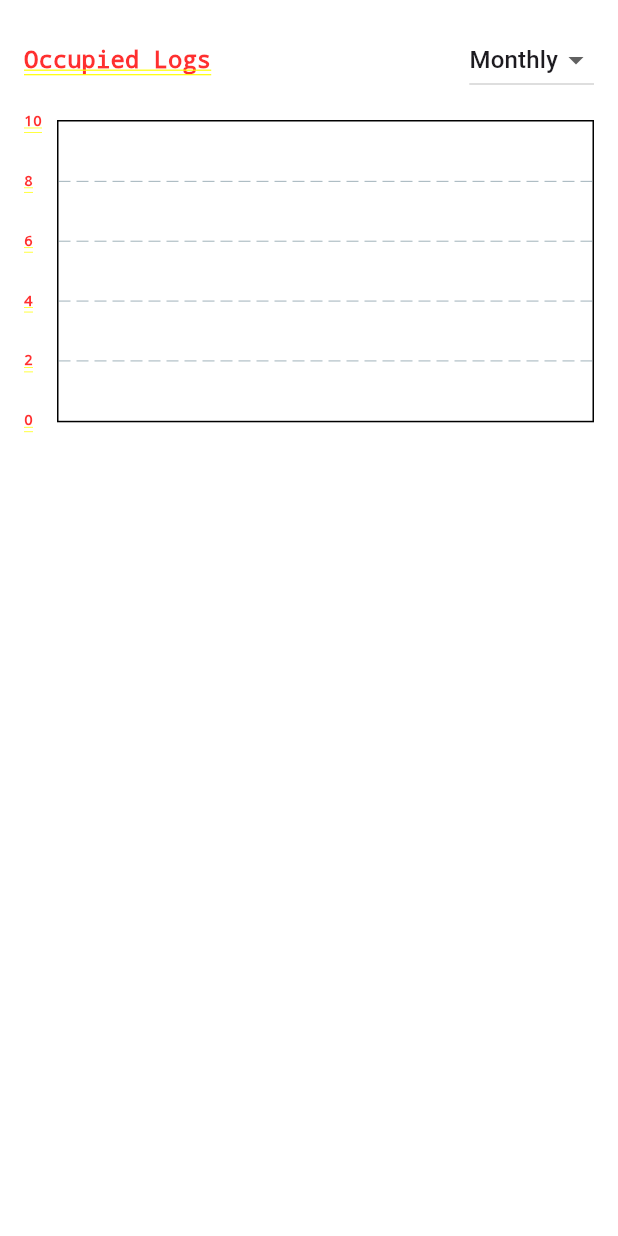
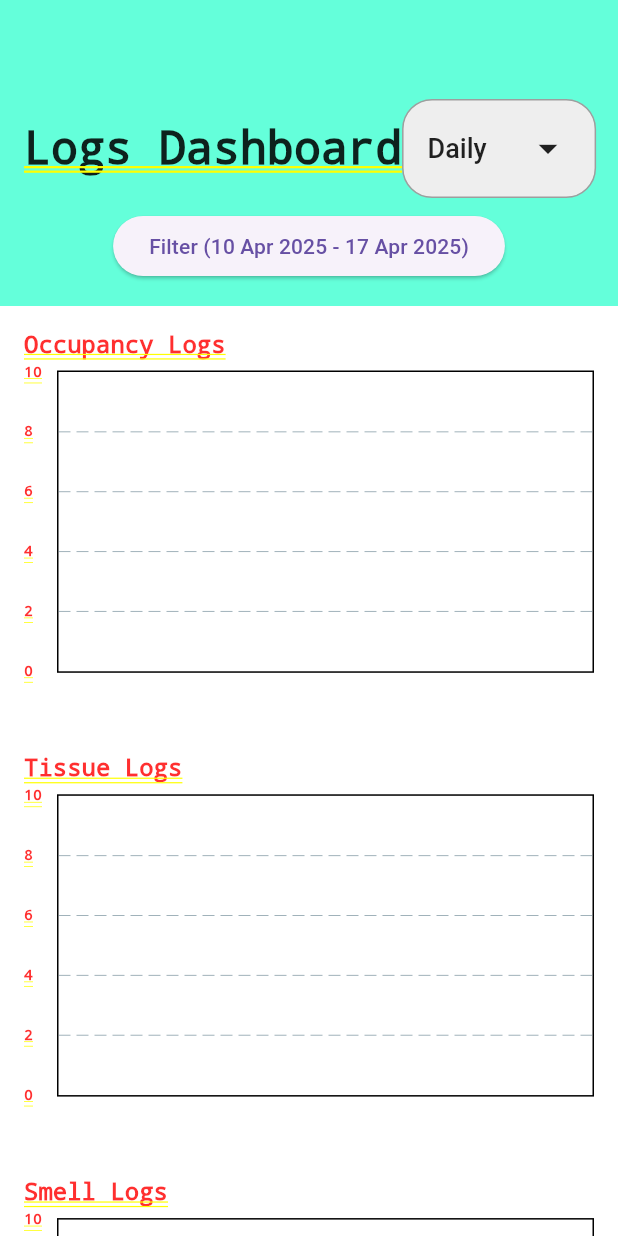
Before and after one commit to johanmaxwell/janitor_app, a Flutter app: the ChartPage screen opened by its route, on a phone screen of 412 x 824 dp. Run offline on Flutter 3.47's test engine with Material 3 defaults, Android fonts, the phone set to English and light mode, and no system bars; drawn by our look-alikes of fl_chart; our stand-ins replace cloud_firestore, firebase_auth, firebase_core, firebase_messaging, flutter_local_notifications, font_awesome_flutter and 1 more; accounts and stored records are empty; network calls fail; statements that could not run were skipped.

Commit message:
barchart done

```diff
--- /dev/null
+++ b/lib/pages/chart/bar_chart_widget.dart
@@ -0,0 +1,179 @@
+import 'package:fl_chart/fl_chart.dart';
+import 'package:flutter/material.dart';
+import 'package:intl/intl.dart';
+
+class BarChartWidget extends StatelessWidget {
+  final Map<String, int> data;
+  final Color color;
+  final String mode;
+
+  const BarChartWidget({
+    super.key,
+    required this.data,
+    required this.color,
+    required this.mode,
+  });
+
+  @override
+  Widget build(BuildContext context) {
+    final sortedKeys = data.keys.toList()..sort((a, b) => a.compareTo(b));
+    final values = sortedKeys.map((key) => data[key] ?? 0).toList();
+
+    final maxY =
+        values.isEmpty
+            ? 10
+            : (values.reduce((a, b) => a > b ? a : b) * 1.1).ceil();
+
+    // Determine Y-axis step
+    int step;
+    if (maxY <= 10) {
+      step = 2;
+    } else if (maxY <= 50) {
+      step = 10;
+    } else if (maxY <= 100) {
+      step = 20;
+    } else if (maxY <= 500) {
+      step = 50;
+    } else {
+      step = 100;
+    }
+
+    final int labelInterval = (sortedKeys.length / 6).ceil();
+
+    final barGroups = List.generate(sortedKeys.length, (index) {
+      return BarChartGroupData(
+        x: index,
+        barRods: [
+          BarChartRodData(
+            toY: values[index].toDouble(),
+            color: color,
+            width: 16,
+            borderRadius: BorderRadius.zero,
+          ),
+        ],
+      );
+    });
+
+    return BarChart(
+      BarChartData(
+        maxY: maxY.toDouble(),
+        barGroups: barGroups,
+        titlesData: FlTitlesData(
+          leftTitles: AxisTitles(
+            sideTitles: SideTitles(
+              showTitles: true,
+              interval: step.toDouble(),
+              getTitlesWidget: (value, meta) {
+                if (value % step == 0) {
+                  return Text(
+                    value.toInt().toString(),
+                    style: const TextStyle(fontSize: 10),
+                  );
+                } else {
+                  return const SizedBox.shrink();
+                }
+              },
+            ),
+          ),
+          bottomTitles: AxisTitles(
+            sideTitles: SideTitles(
+              showTitles: true,
+              interval: labelInterval.toDouble(),
+              getTitlesWidget: (value, meta) {
+                final index = value.toInt();
+                if (index >= 0 && index < sortedKeys.length) {
+                  if (index % labelInterval != 0) {
+                    return const SizedBox.shrink();
+                  }
+
+                  final label = sortedKeys[index];
+                  String displayLabel;
+                  try {
+                    switch (mode) {
+                      case 'Daily':
+                        displayLabel = DateFormat(
+                          'MM-dd',
+                        ).format(DateTime.parse(label));
+                        break;
+                      case 'Monthly':
+                        displayLabel = DateFormat(
+                          'MMM',
+                        ).format(DateTime.parse('$label-01'));
+                        break;
+                      case 'Weekly':
+                        displayLabel = 'W${label.split('-W').last}';
+                        break;
+                      case 'Yearly':
+                        displayLabel = label;
+                        break;
+                      default:
+                        displayLabel = label;
+                    }
+                  } catch (e) {
+                    displayLabel = '';
+                  }
+
+                  return Text(
+                    displayLabel,
+                    style: const TextStyle(fontSize: 10),
+                    textAlign: TextAlign.center,
+                  );
+                }
+                return const SizedBox.shrink();
+              },
+            ),
+          ),
+          rightTitles: AxisTitles(sideTitles: SideTitles(showTitles: false)),
+          topTitles: AxisTitles(sideTitles: SideTitles(showTitles: false)),
+        ),
+        gridData: FlGridData(show: true, drawVerticalLine: false),
+        borderData: FlBorderData(show: true),
+        alignment: BarChartAlignment.spaceAround,
+
+        barTouchData: BarTouchData(
+          enabled: true,
+          touchTooltipData: BarTouchTooltipData(
+            tooltipBgColor: Colors.black87,
+            tooltipPadding: const EdgeInsets.all(8),
+            tooltipMargin: 8,
+            getTooltipItem: (group, groupIndex, rod, rodIndex) {
+              final index = group.x;
+              final label = sortedKeys[index];
+              String displayLabel;
+              try {
+                switch (mode) {
+                  case 'Daily':
+                    displayLabel = DateFormat(
+                      'yyyy-MM-dd',
+                    ).format(DateTime.parse(label));
+                    break;
+                  case 'Monthly':
+                    displayLabel = DateFormat(
+                      'MMMM yyyy',
+                    ).format(DateTime.parse('$label-01'));
+                    break;
+                  case 'Weekly':
+                    displayLabel =
+                        'Week ${label.split('-W').last}, ${label.split('-W').first}';
+                    break;
+                  case 'Yearly':
+                    displayLabel = label;
+                    break;
+                  default:
+                    displayLabel = label;
+                }
+              } catch (e) {
+                displayLabel = 'Invalid';
+              }
+
+              return BarTooltipItem(
+                '$displayLabel\nValue: ${rod.toY.toInt()}',
+                const TextStyle(color: Colors.white, fontSize: 12),
+              );
+            },
+          ),
+        ),
+      ),
+    );
+  }
+}
--- a/lib/pages/chart/chart_page.dart
+++ b/lib/pages/chart/chart_page.dart
@@ -1,7 +1,7 @@
 import 'package:flutter/material.dart';
 import 'package:cloud_firestore/cloud_firestore.dart';
-import 'package:fl_chart/fl_chart.dart';
 import 'package:intl/intl.dart';
+import 'package:janitor_app/pages/chart/logs_bar_chart.dart';
 
 class ChartPage extends StatefulWidget {
   const ChartPage({super.key});
@@ -11,13 +11,34 @@ class ChartPage extends StatefulWidget {
 }
 
 class _ChartPageState extends State<ChartPage> {
-  String _selectedMode = 'Monthly';
+  String? _selectedMode;
+  DateTime? _startDate;
+  DateTime? _endDate;
+
+  @override
+  void initState() {
+    super.initState();
+    _selectedMode = 'Daily';
+    _startDate = DateTime.now().subtract(const Duration(days: 7));
+    _endDate = DateTime.now();
+  }
+
   final List<String> modes = ['Daily', 'Weekly', 'Monthly', 'Yearly'];
 
-  Stream<Map<String, int>> getLogsGroupedByMode(String mode) {
+  Stream<Map<String, int>> getLogsGroupedByMode(
+    String mode,
+    String type,
+    String status,
+  ) {
     return FirebaseFirestore.instance
         .collection('logs')
-        .where('status', isEqualTo: 'occupied')
+        .where('type', isEqualTo: type)
+        .where('status', isEqualTo: status)
+        .where(
+          'timestamp',
+          isGreaterThanOrEqualTo: Timestamp.fromDate(_startDate!),
+        )
+        .where('timestamp', isLessThanOrEqualTo: Timestamp.fromDate(_endDate!))
         .snapshots()
         .map((snapshot) {
           final Map<String, int> groupedData = {};
@@ -46,7 +67,6 @@ class _ChartPageState extends State<ChartPage> {
 
             groupedData[key] = (groupedData[key] ?? 0) + 1;
           }
-
           return groupedData;
         });
   }
@@ -57,157 +77,152 @@ class _ChartPageState extends State<ChartPage> {
     return ((daysOffset + firstDayOfYear.weekday) / 7).ceil();
   }
 
+  Future<void> _selectDateRange(BuildContext context) async {
+    final initialStartDate =
+        _startDate ?? DateTime.now().subtract(const Duration(days: 7));
+    final initialEndDate = _endDate ?? DateTime.now();
+
+    final pickedDates = await showDateRangePicker(
+      context: context,
+      firstDate: DateTime(2020),
+      lastDate: DateTime.now(),
+      initialDateRange: DateTimeRange(
+        start: initialStartDate,
+        end: initialEndDate,
+      ),
+    );
+
+    if (pickedDates != null) {
+      setState(() {
+        _startDate = pickedDates.start;
+        _endDate = pickedDates.end;
+      });
+    }
+  }
+
   @override
   Widget build(BuildContext context) {
-    return Padding(
+    return Column(
+      children: [
+        Container(
           padding: const EdgeInsets.all(16.0),
+          color: Colors.tealAccent,
           child: Column(
+            crossAxisAlignment: CrossAxisAlignment.start,
             children: [
-          // 🔽 Dropdown for selecting mode
+              const SizedBox(height: 50),
               Row(
                 mainAxisAlignment: MainAxisAlignment.spaceBetween,
                 children: [
                   const Text(
-                'Occupied Logs',
-                style: TextStyle(fontSize: 16, fontWeight: FontWeight.bold),
+                    'Logs Dashboard',
+                    style: TextStyle(
+                      fontSize: 30,
+                      fontWeight: FontWeight.bold,
+                      color: Colors.black87,
                     ),
-              DropdownButton<String>(
+                  ),
+
+                  Container(
+                    padding: const EdgeInsets.symmetric(
+                      horizontal: 16,
+                      vertical: 8,
+                    ),
+                    decoration: BoxDecoration(
+                      color: Colors.grey[200],
+                      borderRadius: BorderRadius.circular(20),
+                      border: Border.all(color: Colors.grey, width: 1),
+                    ),
+                    child: DropdownButtonHideUnderline(
+                      child: DropdownButton<String>(
                         value: _selectedMode,
-                items:
-                    modes.map((mode) {
-                      return DropdownMenuItem(value: mode, child: Text(mode));
-                    }).toList(),
+                        icon: const Icon(
+                          Icons.arrow_drop_down,
+                          size: 30,
+                          color: Colors.black87,
+                        ),
+                        iconSize: 30,
+                        elevation: 16,
+                        style: const TextStyle(
+                          fontSize: 18,
+                          fontWeight: FontWeight.w500,
+                          color: Colors.black87,
+                        ),
                         onChanged: (value) {
                           setState(() {
                             _selectedMode = value!;
                           });
                         },
+                        items:
+                            modes.map((mode) {
+                              return DropdownMenuItem<String>(
+                                value: mode,
+                                child: Text(mode),
+                              );
+                            }).toList(),
+                      ),
+                    ),
                   ),
                 ],
               ),
-          const SizedBox(height: 16),
-
-          // 📊 Real-time chart based on selected mode
-          StreamBuilder<Map<String, int>>(
-            stream: getLogsGroupedByMode(_selectedMode),
-            builder: (context, snapshot) {
-              if (!snapshot.hasData) {
-                return const Center(child: CircularProgressIndicator());
-              }
-
-              final data = snapshot.data!;
-              return AspectRatio(
-                aspectRatio: 1.7,
-                child: buildDynamicBarChart(data, _selectedMode),
-              );
-            },
+              const SizedBox(height: 8),
+              Row(
+                mainAxisAlignment: MainAxisAlignment.center,
+                children: [
+                  ElevatedButton(
+                    onPressed: () => _selectDateRange(context),
+                    child: Text(
+                      'Filter (${DateFormat('dd MMM yyyy').format(_startDate!)} - ${DateFormat('dd MMM yyyy').format(_endDate!)})',
+                    ),
                   ),
                 ],
               ),
-    );
-  }
+            ],
+          ),
+        ),
 
-  Widget buildDynamicBarChart(Map<String, int> data, String mode) {
-    final sortedKeys = data.keys.toList()..sort((a, b) => a.compareTo(b));
-    final values = sortedKeys.map((key) => data[key] ?? 0).toList();
-
-    final maxY =
-        values.isEmpty
-            ? 10
-            : (values.reduce((a, b) => a > b ? a : b) * 1.1).ceil();
-
-    // Determine Y-axis step
-    int step;
-    if (maxY <= 10) {
-      step = 2;
-    } else if (maxY <= 50) {
-      step = 10;
-    } else if (maxY <= 100) {
-      step = 20;
-    } else if (maxY <= 500) {
-      step = 50;
-    } else {
-      step = 100;
-    }
-
-    final barGroups = List.generate(sortedKeys.length, (index) {
-      return BarChartGroupData(
-        x: index,
-        barRods: [
-          BarChartRodData(
-            toY: values[index].toDouble(),
+        Expanded(
+          child: SingleChildScrollView(
+            padding: const EdgeInsets.all(16.0),
+            child: Column(
+              crossAxisAlignment: CrossAxisAlignment.start,
+              children: [
+                LogsBarChart(
+                  title: 'Occupancy Logs',
+                  stream: getLogsGroupedByMode(
+                    _selectedMode!,
+                    'okupansi',
+                    'occupied',
+                  ),
                   color: Colors.green,
-            width: 16,
-            borderRadius: BorderRadius.zero,
+                  mode: _selectedMode!,
+                ),
+                const SizedBox(height: 32),
+                LogsBarChart(
+                  title: 'Tissue Logs',
+                  stream: getLogsGroupedByMode(_selectedMode!, 'tisu', 'good'),
+                  color: Colors.blue,
+                  mode: _selectedMode!,
+                ),
+                const SizedBox(height: 32),
+                LogsBarChart(
+                  title: 'Smell Logs',
+                  stream: getLogsGroupedByMode(_selectedMode!, 'bau', 'good'),
+                  color: Colors.orange,
+                  mode: _selectedMode!,
+                ),
+                const SizedBox(height: 32),
+                LogsBarChart(
+                  title: 'Soap Logs',
+                  stream: getLogsGroupedByMode(_selectedMode!, 'sabun', 'good'),
+                  color: Colors.purple,
+                  mode: _selectedMode!,
+                ),
+              ],
+            ),
+          ),
         ),
       ],
     );
-    });
-
-    return BarChart(
-      BarChartData(
-        maxY: maxY.toDouble(),
-        barGroups: barGroups,
-        titlesData: FlTitlesData(
-          leftTitles: AxisTitles(
-            sideTitles: SideTitles(
-              showTitles: true,
-              interval: step.toDouble(),
-              getTitlesWidget: (value, meta) {
-                if (value % step == 0) {
-                  return Text(
-                    value.toInt().toString(),
-                    style: const TextStyle(fontSize: 10),
-                  );
-                } else {
-                  return const SizedBox.shrink();
-                }
-              },
-            ),
-          ),
-          bottomTitles: AxisTitles(
-            sideTitles: SideTitles(
-              showTitles: true,
-              interval: 1,
-              getTitlesWidget: (value, meta) {
-                final index = value.toInt();
-                if (index >= 0 && index < sortedKeys.length) {
-                  final label = sortedKeys[index];
-                  // Simplify label based on mode
-                  if (mode == 'Daily') {
-                    return Text(
-                      label.substring(5),
-                      style: const TextStyle(fontSize: 10),
-                    );
-                  }
-                  if (mode == 'Monthly') {
-                    return Text(
-                      label.substring(5),
-                      style: const TextStyle(fontSize: 10),
-                    );
-                  }
-                  if (mode == 'Weekly') {
-                    return Text(
-                      label.split('-W').last,
-                      style: const TextStyle(fontSize: 10),
-                    );
-                  }
-                  if (mode == 'Yearly') {
-                    return Text(label, style: const TextStyle(fontSize: 10));
-                  }
-                  return Text(label, style: const TextStyle(fontSize: 10));
-                }
-                return const SizedBox.shrink();
-              },
-            ),
-          ),
-          rightTitles: AxisTitles(sideTitles: SideTitles(showTitles: false)),
-          topTitles: AxisTitles(sideTitles: SideTitles(showTitles: false)),
-        ),
-        gridData: FlGridData(show: true, drawVerticalLine: false),
-        borderData: FlBorderData(show: true),
-        alignment: BarChartAlignment.spaceAround,
-      ),
-    );
   }
 }
--- /dev/null
+++ b/lib/pages/chart/logs_bar_chart.dart
@@ -0,0 +1,45 @@
+import 'package:flutter/material.dart';
+import 'package:janitor_app/pages/chart/bar_chart_widget.dart';
+
+class LogsBarChart extends StatelessWidget {
+  final String title;
+  final Stream<Map<String, int>> stream;
+  final Color color;
+  final String mode;
+
+  const LogsBarChart({
+    super.key,
+    required this.title,
+    required this.stream,
+    required this.color,
+    required this.mode,
+  });
+
+  @override
+  Widget build(BuildContext context) {
+    return Column(
+      crossAxisAlignment: CrossAxisAlignment.start,
+      children: [
+        Text(
+          title,
+          style: const TextStyle(fontSize: 16, fontWeight: FontWeight.bold),
+        ),
+        const SizedBox(height: 8),
+        AspectRatio(
+          aspectRatio: 1.7,
+          child: StreamBuilder<Map<String, int>>(
+            stream: stream,
+            builder: (context, snapshot) {
+              if (!snapshot.hasData) {
+                return const Center(child: CircularProgressIndicator());
+              }
+
+              final data = snapshot.data!;
+              return BarChartWidget(data: data, color: color, mode: mode);
+            },
+          ),
+        ),
+      ],
+    );
+  }
+}
```
Lines whose indentation alone changed are shown as unchanged.
